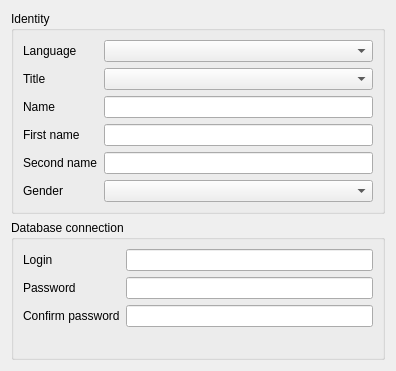
Old version of the form plugins/usermanagerplugin/widgets/useridentityandloginpage.ui in the repository FreeHealth/freehealth.
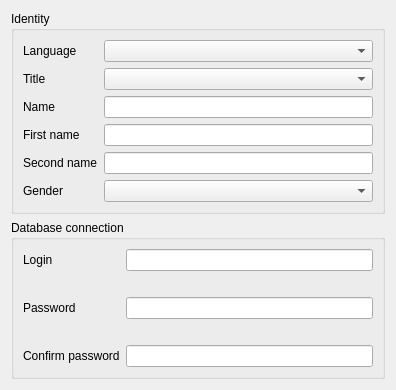
New version of the form. Custom widgets are drawn as their Qt base class.

What changed in the file:
```diff
--- a/plugins/usermanagerplugin/widgets/useridentityandloginpage.ui
+++ b/plugins/usermanagerplugin/widgets/useridentityandloginpage.ui
@@ -124,26 +124,32 @@
         </property>
        </widget>
       </item>
-      <item row="1" column="0">
+      <item row="2" column="0">
        <widget class="QLabel" name="lblPassword">
         <property name="text">
          <string>Password</string>
         </property>
        </widget>
       </item>
-      <item row="2" column="0">
+      <item row="4" column="0">
        <widget class="QLabel" name="lblConfirmPassword">
         <property name="text">
          <string>Confirm password</string>
         </property>
        </widget>
       </item>
-      <item row="1" column="1">
-       <widget class="Utils::LineEditEchoSwitcher" name="lePassword"/>
-      </item>
       <item row="2" column="1">
+       <widget class="Utils::LineEditEchoSwitcher" name="lePassword"/>
+      </item>
+      <item row="4" column="1">
        <widget class="Utils::LineEditEchoSwitcher" name="lePasswordConfirm"/>
       </item>
+      <item row="1" column="0" colspan="2">
+       <widget class="QLabel" name="lblLoginError"/>
+      </item>
+      <item row="3" column="0" colspan="2">
+       <widget class="QLabel" name="lblPasswordError"/>
+      </item>
      </layout>
     </widget>
    </item>
```
